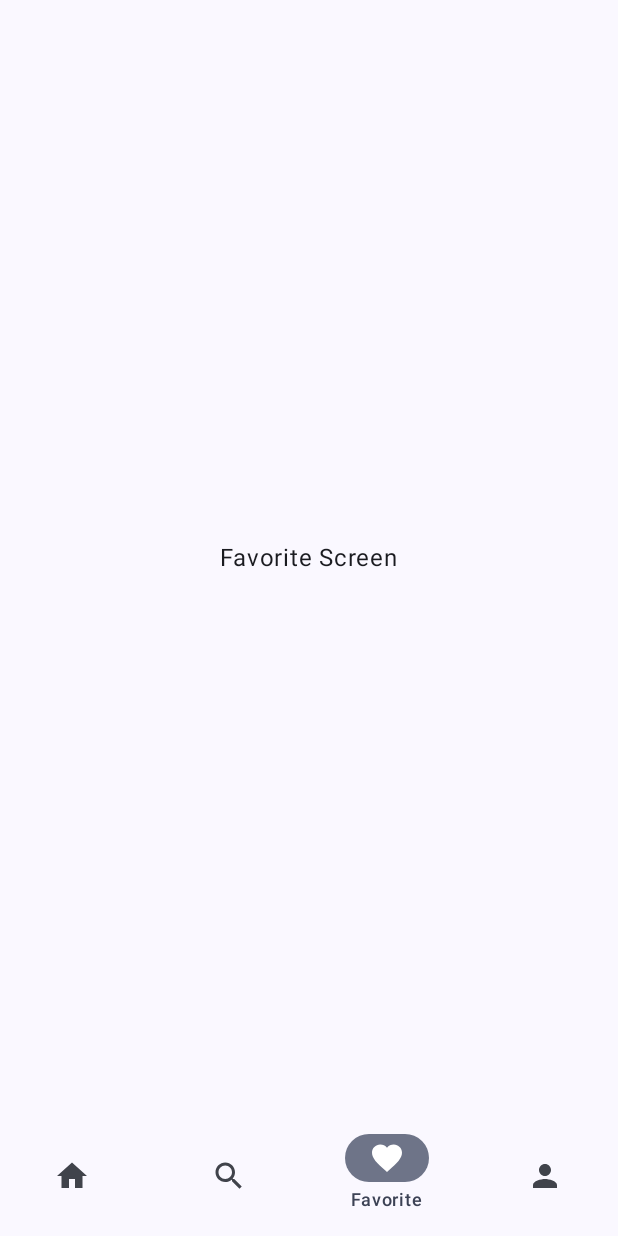
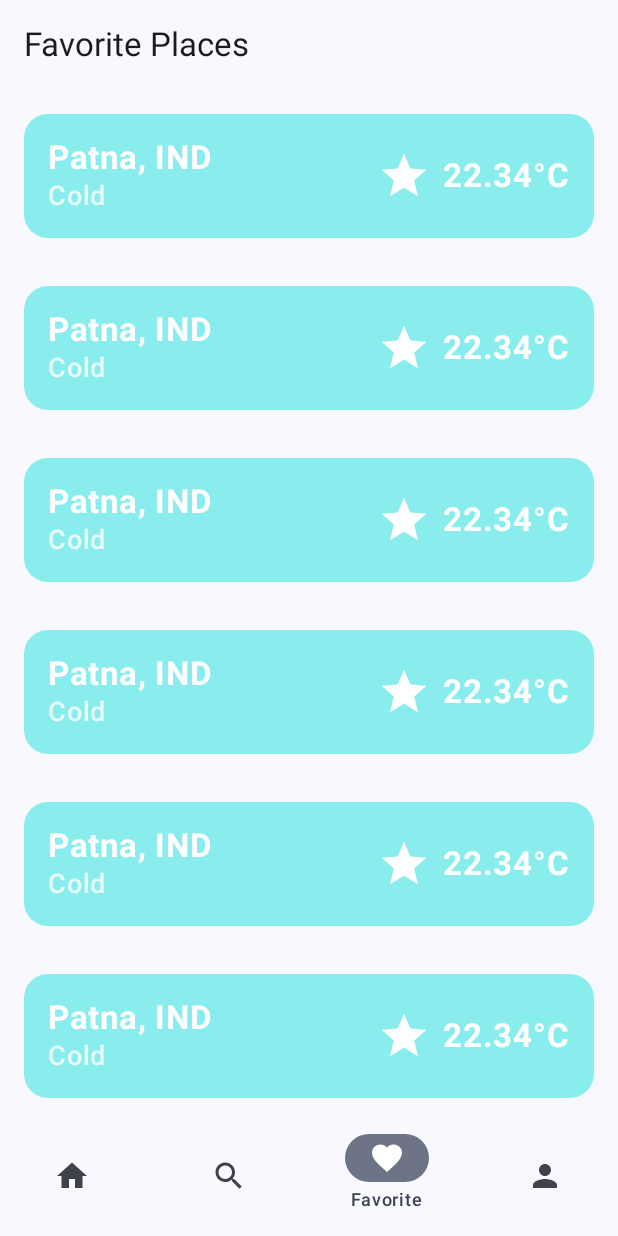
Before and after one commit to Avinash4354/WeatherWise, an Android app built with Jetpack Compose: the MainScreen screen opened through its navigation route, item 3 of the bottom bar chosen, on a phone screen of 412 x 824 dp. Run offline under Robolectric (Android 15) with nearby library versions, the phone set to English and light mode, and no system bars; our stand-ins replace Dagger/Hilt's generated code, Firebase (no records; nobody signed in at launch, a user with empty details on screens opened directly); network calls fail; 1 statement that could not run was skipped.

Commit message:
Adding favorite screen and UI

```diff
--- /dev/null
+++ b/app/src/main/java/uk/ac/tees/mad/weatherwise/presentation/components/FavoriteLocationCard.kt
@@ -0,0 +1,114 @@
+package uk.ac.tees.mad.weatherwise.presentation.components
+
+import androidx.compose.foundation.background
+import androidx.compose.foundation.gestures.detectHorizontalDragGestures
+import androidx.compose.foundation.layout.Arrangement
+import androidx.compose.foundation.layout.Column
+import androidx.compose.foundation.layout.Row
+import androidx.compose.foundation.layout.fillMaxWidth
+import androidx.compose.foundation.layout.offset
+import androidx.compose.foundation.layout.padding
+import androidx.compose.foundation.layout.size
+import androidx.compose.foundation.shape.RoundedCornerShape
+import androidx.compose.material3.Card
+import androidx.compose.material3.CardColors
+import androidx.compose.material3.CardDefaults
+import androidx.compose.material3.Icon
+import androidx.compose.material3.Text
+import androidx.compose.runtime.Composable
+import androidx.compose.runtime.getValue
+import androidx.compose.runtime.mutableFloatStateOf
+import androidx.compose.runtime.remember
+import androidx.compose.runtime.setValue
+import androidx.compose.ui.Alignment
+import androidx.compose.ui.Modifier
+import androidx.compose.ui.draw.clip
+import androidx.compose.ui.graphics.Brush
+import androidx.compose.ui.graphics.Color
+import androidx.compose.ui.graphics.vector.ImageVector
+import androidx.compose.ui.input.pointer.pointerInput
+import androidx.compose.ui.text.font.FontWeight
+import androidx.compose.ui.unit.IntOffset
+import androidx.compose.ui.unit.dp
+import androidx.compose.ui.unit.sp
+import kotlin.math.abs
+import kotlin.math.roundToInt
+
+@Composable
+fun FavoriteLocationCard(
+    city: String,
+    countryCode: String,
+    weather: String,
+    temperature: String,
+    weatherIcon: ImageVector,
+    onDelete: () -> Unit
+) {
+    var offsetX by remember { mutableFloatStateOf(0f) }
+
+    Card(
+        colors = CardDefaults.cardColors(
+            containerColor = Color(0xBA5FEAE5)
+        ),
+        modifier = Modifier
+            .fillMaxWidth()
+            .padding(16.dp)
+            .clip(RoundedCornerShape(16.dp))
+            .offset { IntOffset(offsetX.roundToInt(), 0) }
+            .pointerInput(Unit) {
+                detectHorizontalDragGestures(
+                    onDragEnd = {
+                        if (abs(offsetX) > 500) {
+
+                            onDelete()
+                        }
+                        offsetX = 0f
+                    }
+                ) { change, dragAmount ->
+                    offsetX += dragAmount
+                    change.consume()
+                }
+            },
+    ) {
+        Row(
+            modifier = Modifier
+                .fillMaxWidth()
+                .padding(16.dp),
+            verticalAlignment = Alignment.CenterVertically,
+            horizontalArrangement = Arrangement.SpaceBetween
+        ) {
+            Column {
+                Text(
+                    text = "$city, $countryCode",
+                    fontSize = 22.sp,
+                    fontWeight = FontWeight.Bold,
+                    color = Color.White
+                )
+                Text(
+                    text = weather,
+                    fontSize = 18.sp,
+                    fontWeight = FontWeight.Medium,
+                    color = Color.White.copy(alpha = 0.8f)
+                )
+            }
+
+            Row(
+                verticalAlignment = Alignment.CenterVertically,
+                horizontalArrangement = Arrangement.spacedBy(8.dp)
+            ) {
+                Icon(
+                    imageVector = weatherIcon,
+                    contentDescription = "Weather Icon",
+                    tint = Color.White,
+                    modifier = Modifier.size(36.dp)
+                )
+
+                Text(
+                    text = "$temperature°C",
+                    fontSize = 22.sp,
+                    fontWeight = FontWeight.Bold,
+                    color = Color.White
+                )
+            }
+        }
+    }
+}
--- a/app/src/main/java/uk/ac/tees/mad/weatherwise/presentation/ui/FavoriteScreen.kt
+++ b/app/src/main/java/uk/ac/tees/mad/weatherwise/presentation/ui/FavoriteScreen.kt
@@ -1,18 +1,47 @@
 package uk.ac.tees.mad.weatherwise.presentation.ui
 
+import android.widget.Toast
 import androidx.compose.foundation.layout.Box
+import androidx.compose.foundation.layout.Column
 import androidx.compose.foundation.layout.fillMaxSize
+import androidx.compose.foundation.layout.padding
+import androidx.compose.foundation.lazy.LazyColumn
+import androidx.compose.material.icons.Icons
+import androidx.compose.material.icons.filled.Star
+import androidx.compose.material3.MaterialTheme
 import androidx.compose.material3.Text
 import androidx.compose.runtime.Composable
 import androidx.compose.ui.Alignment
 import androidx.compose.ui.Modifier
+import androidx.compose.ui.platform.LocalContext
+import androidx.compose.ui.unit.dp
+import uk.ac.tees.mad.weatherwise.presentation.components.FavoriteLocationCard
 
 @Composable
 fun FavoriteScreen(modifier: Modifier = Modifier) {
+    val context = LocalContext.current
     Box(modifier=modifier
         .fillMaxSize(),
         contentAlignment = Alignment.Center
     ){
-        Text("Favorite Screen")
+        Column(modifier = Modifier.fillMaxSize()) {
+            Text("Favorite Places",
+                style = MaterialTheme.typography.titleLarge,
+                modifier = Modifier.padding(16.dp)
+            )
+            LazyColumn {
+                items(10){
+                    FavoriteLocationCard(
+                        "Patna",
+                        "IND",
+                        "Cold",
+                        "22.34",
+                        Icons.Default.Star
+                    ) {
+                        Toast.makeText(context,"Deleted", Toast.LENGTH_SHORT).show()
+                    }
+                }
+            }
+        }
     }
 }
```
